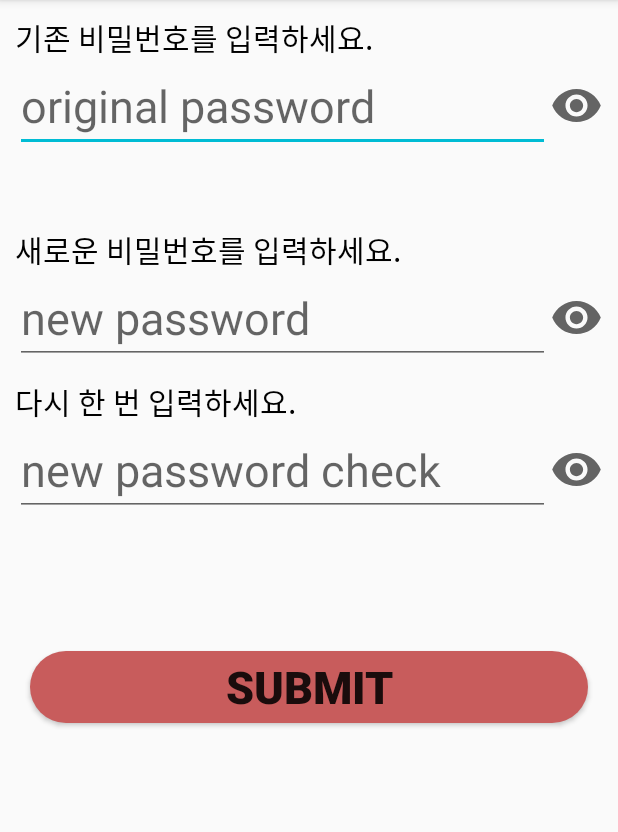
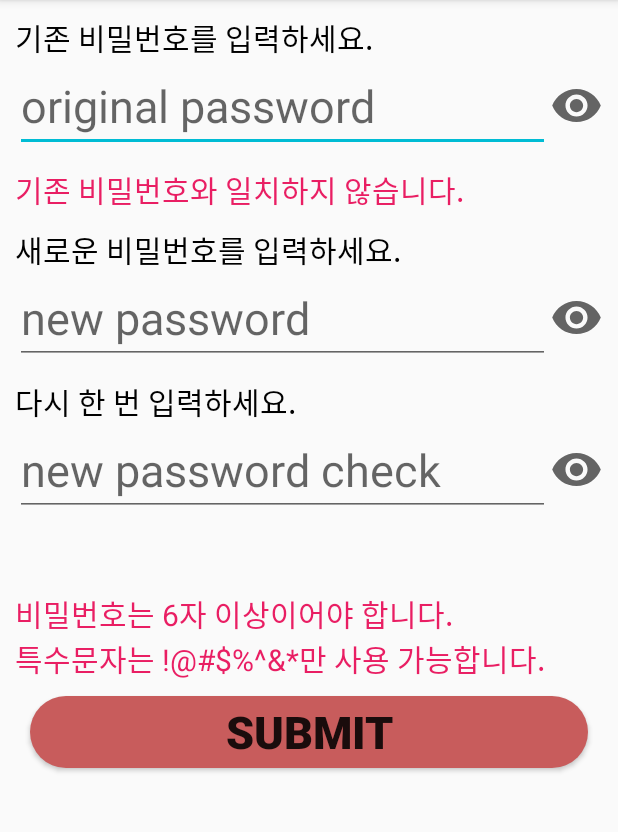
Before and after one commit to Doyeon-Lee/News-Android-App, an Android app: the fragment PasswordFragment placed in its activity, after a tap on "SUBMIT", on a phone screen of 412 x 824 dp, the part 84-916 px from its top. Run offline under Robolectric (Android 15) with nearby library versions, the phone set to English and light mode, and no system bars; libraries missing offline, so code that uses them is left out: com.facebook.drawee; 2 statements that could not run were skipped.

Commit message:
CHANGE PW DONE

```diff
--- a/app/src/main/java/com/example/myapplication/PasswordFragment.java
+++ b/app/src/main/java/com/example/myapplication/PasswordFragment.java
@@ -1,5 +1,6 @@
 package com.example.myapplication;
 
+import android.app.Activity;
 import android.graphics.drawable.Drawable;
 import android.os.Bundle;
 
@@ -9,6 +10,7 @@ import android.text.InputType;
 import android.view.LayoutInflater;
 import android.view.View;
 import android.view.ViewGroup;
+import android.view.inputmethod.InputMethodManager;
 import android.widget.Button;
 import android.widget.CompoundButton;
 import android.widget.EditText;
@@ -52,10 +54,13 @@ public class PasswordFragment extends Fragment {
         EditText_new_pw2 = v.findViewById(R.id.EditText_new_pw2);
         TextView_warning = v.findViewById(R.id.TextView_warning);
         TextView_warning2 = v.findViewById(R.id.TextView_warning2);
+        TextView_warning3 = v.findViewById(R.id.TextView_warning3);
         Button_submit = v.findViewById(R.id.Button_submit);
         ToggleButton_pw1 = v.findViewById(R.id.ToggleButton_pw1);
         ToggleButton_pw2 = v.findViewById(R.id.ToggleButton_pw2);
         ToggleButton_pw3 = v.findViewById(R.id.ToggleButton_pw3);
+
+        TextView_warning3.setText(R.string.password_qualification);
 
         ToggleButton_pw1.setOnCheckedChangeListener(new CompoundButton.OnCheckedChangeListener(){
             @Override
@@ -96,9 +101,7 @@ public class PasswordFragment extends Fragment {
                 String new_pw2 = EditText_new_pw2.getText().toString();
                 boolean flag;
 
-                //String password = ((MainActivity)getActivity()).user.getPassword();
-                //User user = ((MainActivity)getActivity()).user;
-                String password = "";
+                String password = MainActivity.user.getPassword();
 
                 if(original_pw.equals(password)){
                     flag = true;
@@ -116,9 +119,21 @@ public class PasswordFragment extends Fragment {
                     TextView_warning2.setVisibility(View.VISIBLE);
                 }
 
+                if(MainActivity.isPassword(new_pw))
+                    TextView_warning3.setVisibility(View.INVISIBLE);
+                else{
+                    flag = false;
+                    TextView_warning3.setVisibility(View.VISIBLE);
+                }
+
                 if(flag){ //비밀번호 변경 성공
-                    Toast.makeText(getActivity(), "SUCCESS", Toast.LENGTH_SHORT).show();
+                    MainActivity.user.setPassword(new_pw);
+                    MainActivity.saveData();
+                    getActivity().getSupportFragmentManager().popBackStack();
                 }
+
+                InputMethodManager imm = (InputMethodManager)getActivity().getSystemService(Activity.INPUT_METHOD_SERVICE);
+                imm.hideSoftInputFromWindow(getView().getWindowToken(), 0);
             }
         });
 
--- a/app/src/main/res/values/strings.xml
+++ b/app/src/main/res/values/strings.xml
@@ -4,6 +4,7 @@
     <string name="navigation_drawer_close">Close navigation drawer</string>
     <!-- TODO: Remove or change this placeholder text -->
     <string name="hello_blank_fragment">Hello blank fragment</string>
+    <string name="password_qualification">비밀번호는 6자 이상이어야 합니다.\n특수문자는 !@#$%^&amp;*만 사용 가능합니다.</string>
 
     <string-array name="language">
         <item>KR</item>
```
Also changed, not shown: app/src/main/java/com/example/myapplication/MainActivity.java (+12 -8 lines).
